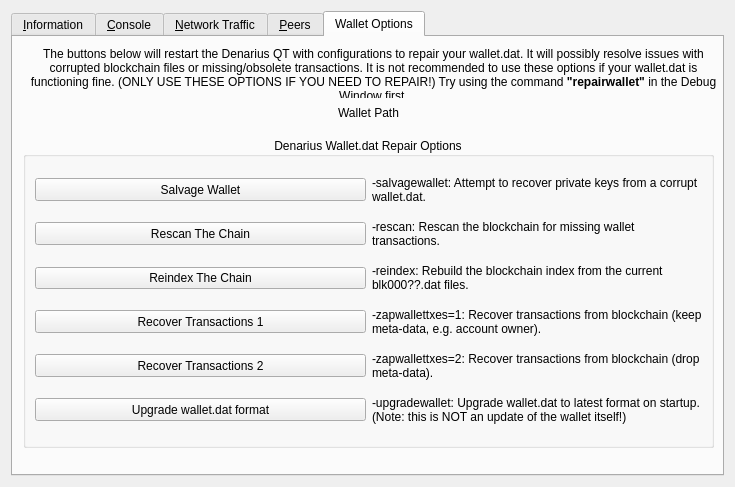
Before: the Qt Designer form src/qt/forms/rpcconsole.ui in metaspartan/denarius, drawn with Qt 5.
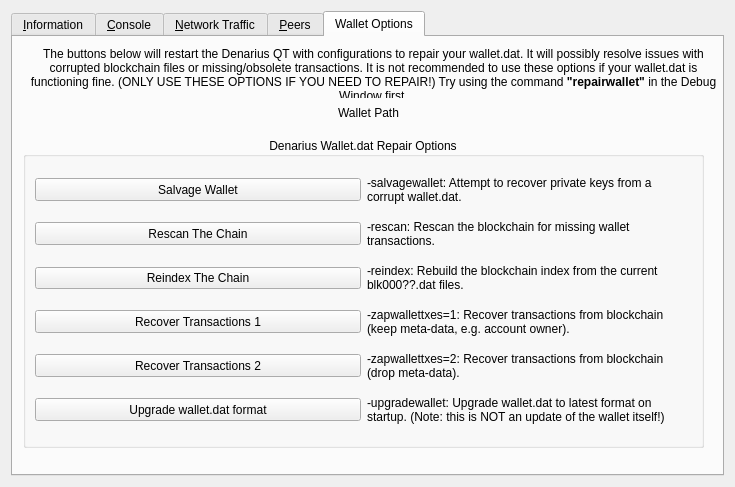
After: the same form once the commit is applied. Icons and pictures are not drawn. Custom widgets are drawn as their Qt base class.

```diff
--- a/src/qt/forms/rpcconsole.ui
+++ b/src/qt/forms/rpcconsole.ui
@@ -1347,7 +1347,7 @@
         <rect>
          <x>10</x>
          <y>100</y>
-         <width>691</width>
+         <width>681</width>
          <height>311</height>
         </rect>
        </property>
```
